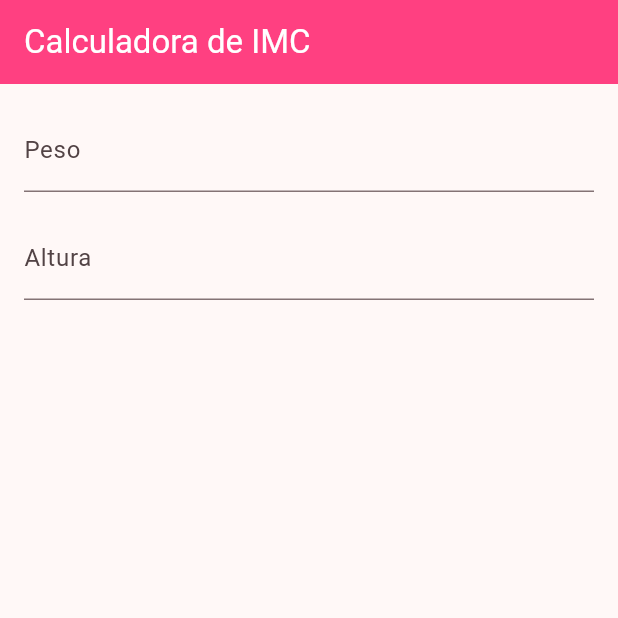
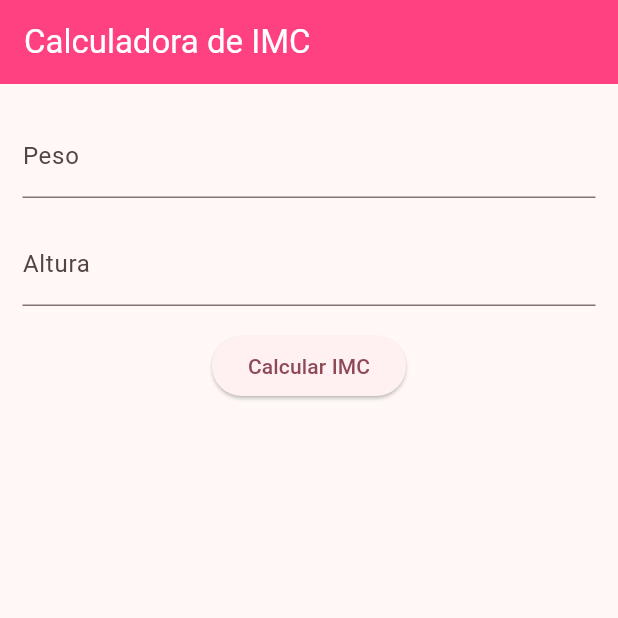
Before and after one commit to rafaeladurand/desafioimc, a Flutter app: the screen it shows after launch, on a phone screen of 412 x 824 dp, the top half of it. Run offline on Flutter 3.47's test engine with Material 3 defaults, Android fonts, the phone set to English and light mode, and no system bars; our stand-ins replace google_fonts.

Commit message:
Implementação da Calculadora IMC

```diff
--- a/lib/pages/calculadora_page.dart
+++ b/lib/pages/calculadora_page.dart
@@ -33,7 +33,7 @@ class _CalculadoraPageState extends State<CalculadoraPage> {
     return Scaffold(
       appBar: AppBar(title: const Text("Calculadora de IMC")),
       body: Padding(
-        padding: const EdgeInsets.all(16),
+        padding: EdgeInsets.symmetric(vertical: 20, horizontal: 15),
 
         child: Column(
           children: [
@@ -47,28 +47,36 @@ class _CalculadoraPageState extends State<CalculadoraPage> {
             ),
             const SizedBox(height: 16),
             TextField(
-              controller: pesoController,
+              controller: alturaController,
               keyboardType: TextInputType.numberWithOptions(),
               decoration: const InputDecoration(
                 labelText: 'Altura',
                 hintText: 'Digite a sua altura: ',
               ),
             ),
+            const SizedBox(height: 16),
+            ElevatedButton(
+              onPressed: calcularIMC,
+              child: const Text("Calcular IMC"),
+            ),
             const SizedBox(height: 20),
 
             Expanded(
               child: ListView.builder(
                 itemCount: listaIMC.length,
-                itemBuilder: (context,index){
+                itemBuilder: (context, index) {
                   IMC imc = listaIMC[index];
 
                   return Card(
                     child: ListTile(
                       title: Text('IMC: ${imc.calcular().toStringAsFixed(2)}'),
-                      subtitle: Text('Peso: ${imc.peso}kg | Altura: ${imc.altura}m'),
+                      subtitle: Text(
+                        'Peso: ${imc.peso}kg | Altura: ${imc.altura}m',
+                      ),
                     ),
                   );
-              })
+                },
+              ),
             ),
           ],
         ),
```
